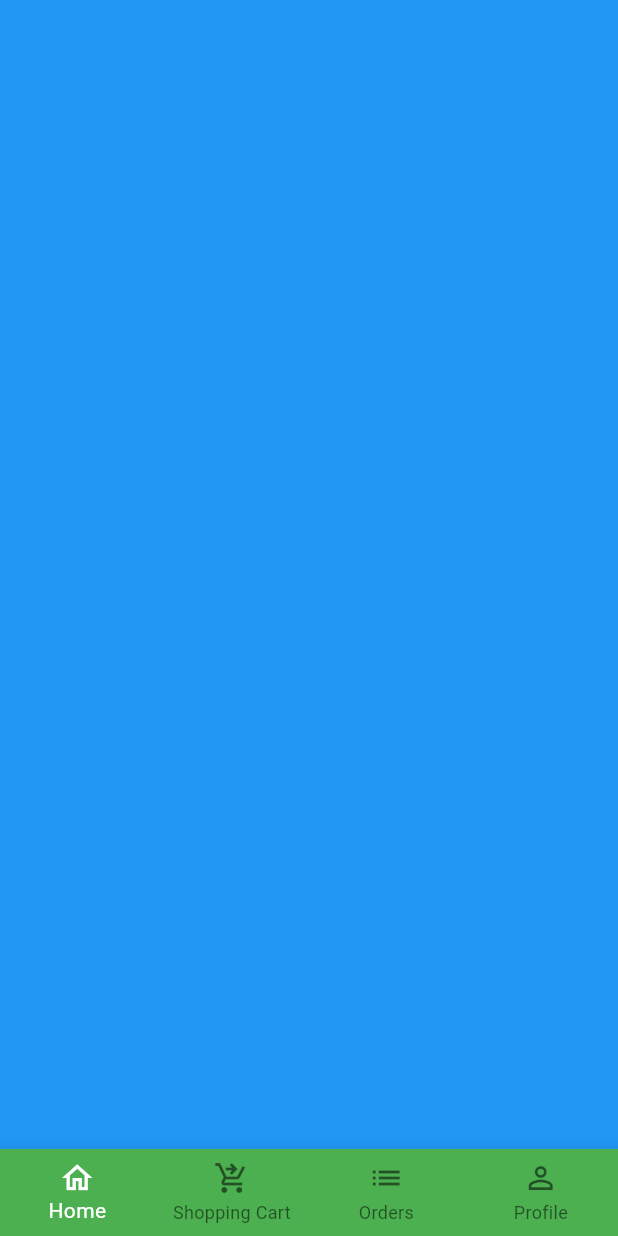
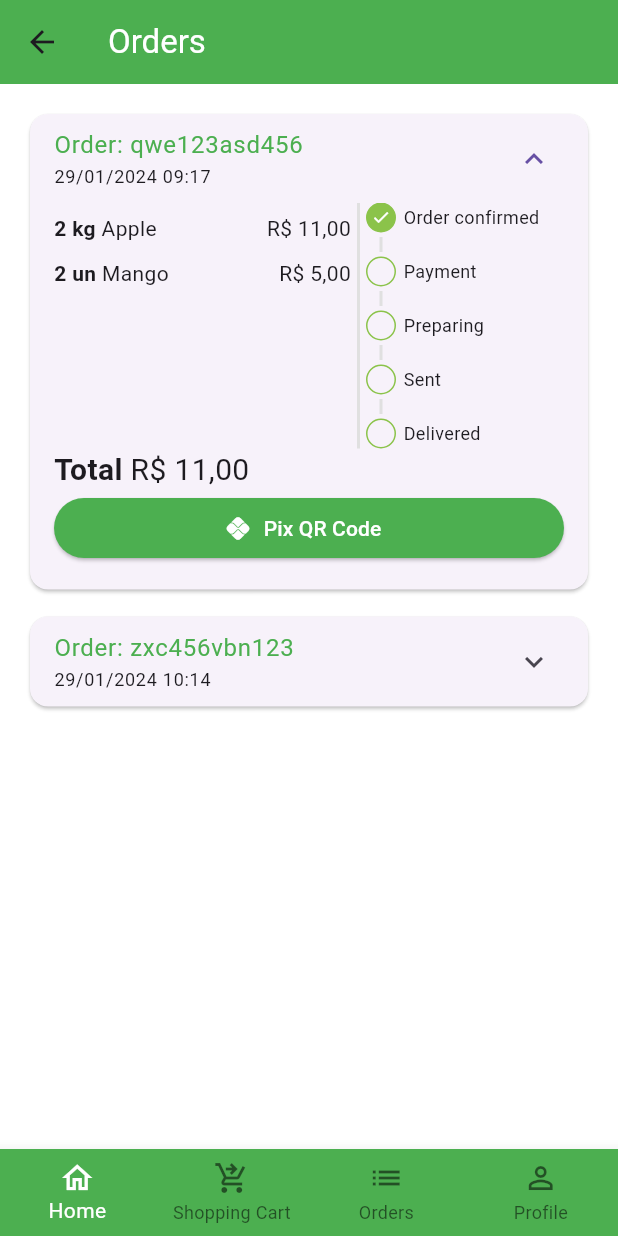
Before and after one commit to aliciabat/greengrocer, a Flutter app: the BaseScreen screen opened directly, swiped to page 3, on a phone screen of 412 x 824 dp. Run offline on Flutter 3.47's test engine with Material 3 defaults, Android fonts, the phone set to English and light mode, and no system bars; our stand-ins replace animated_text_kit, mask_text_input_formatter, qr_flutter.

Commit message:
feat: order screen

```diff
--- a/lib/src/config/app_data.dart
+++ b/lib/src/config/app_data.dart
@@ -1,5 +1,6 @@
 import 'package:greengrocer/src/models/cart_item_model.dart';
 import 'package:greengrocer/src/models/item_model.dart';
+import 'package:greengrocer/src/models/order_model.dart';
 import 'package:greengrocer/src/models/user_model.dart';
 
 ItemModel apple = ItemModel(
@@ -32,7 +33,7 @@ ItemModel guava = ItemModel(
 ItemModel kiwi = ItemModel(
   itemName: 'Kiwi',
   imgUrl: 'assets/fruits/kiwi.png',
-  unit: 'kg',
+  unit: 'un',
   price: 2.5,
   description:
       'The best kiwi in the region and the best price of any grocery store. This item has essential vitamins for strengthening the body, resulting in a healthy life.',
@@ -41,7 +42,7 @@ ItemModel kiwi = ItemModel(
 ItemModel mango = ItemModel(
   itemName: 'Mango',
   imgUrl: 'assets/fruits/mango.png',
-  unit: 'kg',
+  unit: 'un',
   price: 2.5,
   description:
       'The best mango in the region and the best price of any grocery store. This item has essential vitamins for strengthening the body, resulting in a healthy life.',
@@ -95,3 +96,29 @@ UserModel user = UserModel(
   cpf: '999.999.999-99',
   password: '',
 );
+
+List<OrderModel> orders = [
+  OrderModel(
+    id: 'qwe123asd456',
+    createdDateTime: DateTime.parse('2024-01-29 09:17:33.843'),
+    overdueDateTime: DateTime.parse('2025-01-29 10:17:33.843'),
+    items: [
+      CartItemModel(item: apple, quantity: 2),
+      CartItemModel(item: mango, quantity: 2),
+    ],
+    status: 'pending_payment',
+    copyAndPaste: 'q1w2e3r4t5',
+    total: 11.0,
+  ),
+  OrderModel(
+    id: 'zxc456vbn123',
+    createdDateTime: DateTime.parse('2024-01-29 10:14:45.177'),
+    overdueDateTime: DateTime.parse('2025-01-29 11:14:45.177'),
+    items: [
+      CartItemModel(item: guava, quantity: 1),
+    ],
+    status: 'delivered',
+    copyAndPaste: 'q1w2e3r4t5',
+    total: 11.5,
+  ),
+];
--- /dev/null
+++ b/lib/src/models/order_model.dart
@@ -0,0 +1,21 @@
+import 'package:greengrocer/src/models/cart_item_model.dart';
+
+class OrderModel {
+  OrderModel({
+    required this.id,
+    required this.createdDateTime,
+    required this.overdueDateTime,
+    required this.items,
+    required this.status,
+    required this.copyAndPaste,
+    required this.total,
+  });
+
+  String id;
+  DateTime createdDateTime;
+  DateTime overdueDateTime;
+  List<CartItemModel> items;
+  String status;
+  String copyAndPaste;
+  double total;
+}
--- a/lib/src/pages/base/base_screen.dart
+++ b/lib/src/pages/base/base_screen.dart
@@ -1,6 +1,7 @@
 import 'package:flutter/material.dart';
 import 'package:greengrocer/src/pages/cart/cart_tab.dart';
 import 'package:greengrocer/src/pages/home/home_tab.dart';
+import 'package:greengrocer/src/pages/orders/orders_tab.dart';
 import 'package:greengrocer/src/pages/profile/profile_tab.dart';
 
 class BaseScreen extends StatefulWidget {
@@ -20,10 +21,10 @@ class _BaseScreenState extends State<BaseScreen> {
       body: PageView(
         physics: const NeverScrollableScrollPhysics(),
         controller: pageController,
-        children: [
-          const HomeTab(),
+        children: const [
+          HomeTab(),
           CartTab(),
-          Container(color: Colors.blue),
+          OrdersTab(),
           ProfileTab(),
         ],
       ),
--- a/lib/src/pages/cart/cart_tab.dart
+++ b/lib/src/pages/cart/cart_tab.dart
@@ -2,6 +2,7 @@ import 'package:flutter/material.dart';
 import 'package:greengrocer/src/config/custom_colors.dart';
 import 'package:greengrocer/src/models/cart_item_model.dart';
 import 'package:greengrocer/src/pages/cart/components/cart_tile.dart';
+import 'package:greengrocer/src/pages/common_widgets/payment_dialog.dart';
 import 'package:greengrocer/src/services/utils_services.dart';
 import 'package:greengrocer/src/config/app_data.dart' as appData;
 
@@ -87,6 +88,16 @@ class _CartTabState extends State<CartTab> {
                   child: ElevatedButton(
                     onPressed: () async {
                       bool? result = await showOrderConfirmation();
+                      if (result ?? false) {
+                        showDialog(
+                          context: context,
+                          builder: (_) {
+                            return PaymentDialog(
+                              order: appData.orders.first,
+                            );
+                          },
+                        );
+                      }
                     },
                     style: ElevatedButton.styleFrom(
                       shape: RoundedRectangleBorder(
--- /dev/null
+++ b/lib/src/pages/common_widgets/payment_dialog.dart
@@ -0,0 +1,91 @@
+import 'package:flutter/material.dart';
+import 'package:greengrocer/src/models/order_model.dart';
+import 'package:greengrocer/src/services/utils_services.dart';
+import 'package:qr_flutter/qr_flutter.dart';
+
+class PaymentDialog extends StatelessWidget {
+  PaymentDialog({
+    super.key,
+    required this.order,
+  });
+
+  final OrderModel order;
+  final UtilsServices utilsServices = UtilsServices();
+
+  @override
+  Widget build(BuildContext context) {
+    return Dialog(
+      child: Stack(
+        alignment: Alignment.center,
+        children: [
+          Padding(
+            padding: const EdgeInsets.all(8.0),
+            child: Column(
+              mainAxisSize: MainAxisSize.min,
+              children: [
+                const Padding(
+                  padding: EdgeInsets.symmetric(vertical: 10),
+                  child: Text(
+                    'Pix Payment',
+                    style: TextStyle(
+                      fontWeight: FontWeight.bold,
+                      fontSize: 18,
+                    ),
+                  ),
+                ),
+                // QR Code
+                QrImageView(
+                  data: '1234567890',
+                  size: 200,
+                ),
+                // Expire
+                Text(
+                  'Expire date: ${utilsServices.formatDateTime(order.overdueDateTime)}',
+                  style: const TextStyle(
+                    fontSize: 12,
+                  ),
+                ),
+                // Total
+                Text(
+                  'Total: ${utilsServices.priceToCurrency(order.total)}',
+                  style: const TextStyle(
+                    fontSize: 17,
+                    fontWeight: FontWeight.bold,
+                  ),
+                ),
+                // Copy & paste
+                OutlinedButton.icon(
+                  onPressed: () {},
+                  style: OutlinedButton.styleFrom(
+                    side: const BorderSide(
+                      color: Colors.green,
+                      width: 2,
+                    ),
+                  ),
+                  icon: const Icon(
+                    Icons.copy,
+                    color: Colors.green,
+                  ),
+                  label: const Text(
+                    'Copy Pix code',
+                    style: TextStyle(fontSize: 13, color: Colors.green),
+                  ),
+                ),
+              ],
+            ),
+          ),
+          Positioned(
+            top: 0,
+            right: 0,
+            child: IconButton(
+              onPressed: () {
+                Navigator.pop(context);
+              },
+              icon: const Icon(Icons.close),
+            ),
+          ),
+        ],
+      ),
+    );
+  }
+}
--- /dev/null
+++ b/lib/src/pages/orders/components/order_status_widget.dart
@@ -0,0 +1,138 @@
+import 'package:flutter/material.dart';
+import 'package:greengrocer/src/config/custom_colors.dart';
+
+class OrderStatusWidget extends StatelessWidget {
+  OrderStatusWidget({
+    super.key,
+    required this.status,
+    required this.isOverdue,
+  });
+
+  final String status;
+  final bool isOverdue;
+
+  final Map<String, int> allStatus = <String, int>{
+    'pending_payment': 0,
+    'refunded': 1,
+    'paid': 2,
+    'preparing_purchase': 3,
+    'shipping': 4,
+    'delivered': 5,
+  };
+
+  int get currentStatus => allStatus[status]!;
+
+  @override
+  Widget build(BuildContext context) {
+    return Column(
+      crossAxisAlignment: CrossAxisAlignment.start,
+      children: [
+        const _StatusDot(
+          isActive: true,
+          title: 'Order confirmed',
+        ),
+        const _CustomDivider(),
+        if (currentStatus == 1) ...[
+          const _StatusDot(
+            isActive: true,
+            title: 'Payment refunded',
+            backgroundColor: Colors.orange,
+          ),
+        ] else if (isOverdue) ...[
+          const _StatusDot(
+            isActive: true,
+            title: 'Payment expired',
+            backgroundColor: Colors.red,
+          ),
+        ] else ...[
+          _StatusDot(
+            isActive: currentStatus >= 2,
+            title: 'Payment',
+          ),
+          const _CustomDivider(),
+          _StatusDot(
+            isActive: currentStatus >= 3,
+            title: 'Preparing',
+          ),
+          const _CustomDivider(),
+          _StatusDot(
+            isActive: currentStatus >= 4,
+            title: 'Sent',
+          ),
+          const _CustomDivider(),
+          _StatusDot(
+            isActive: currentStatus == 5,
+            title: 'Delivered',
+          )
+        ],
+      ],
+    );
+  }
+}
+
+class _CustomDivider extends StatelessWidget {
+  const _CustomDivider({super.key});
+
+  @override
+  Widget build(BuildContext context) {
+    return Container(
+      margin: const EdgeInsets.symmetric(horizontal: 9, vertical: 3),
+      height: 10,
+      width: 2,
+      color: Colors.grey.shade300,
+    );
+  }
+}
+
+class _StatusDot extends StatelessWidget {
+  const _StatusDot({
+    super.key,
+    required this.isActive,
+    required this.title,
+    this.backgroundColor,
+  });
+
+  final bool isActive;
+  final String title;
+  final Color? backgroundColor;
+
+  @override
+  Widget build(BuildContext context) {
+    return Row(
+      children: [
+        // Dot
+        Container(
+          alignment: Alignment.center,
+          height: 20,
+          width: 20,
+          decoration: BoxDecoration(
+            shape: BoxShape.circle,
+            border: Border.all(
+              color: CustomColors.customSwatchColor,
+            ),
+            color: isActive
+                ? backgroundColor ?? CustomColors.customSwatchColor
+                : Colors.transparent,
+          ),
+          child: isActive
+              ? const Icon(
+                  Icons.check,
+                  size: 13,
+                  color: Colors.white,
+                )
+              : const SizedBox.shrink(),
+        ),
+        const SizedBox(
+          width: 5,
+        ),
+        // Text
+        Expanded(
+          child: Text(
+            title,
+            style: const TextStyle(fontSize: 12),
+          ),
+        ),
+      ],
+    );
+  }
+}
--- /dev/null
+++ b/lib/src/pages/orders/components/order_tile.dart
@@ -0,0 +1,158 @@
+import 'package:flutter/material.dart';
+import 'package:greengrocer/src/models/cart_item_model.dart';
+import 'package:greengrocer/src/models/order_model.dart';
+import 'package:greengrocer/src/pages/common_widgets/payment_dialog.dart';
+import 'package:greengrocer/src/pages/orders/components/order_status_widget.dart';
+import 'package:greengrocer/src/services/utils_services.dart';
+
+class OrderTile extends StatelessWidget {
+  OrderTile({
+    super.key,
+    required this.order,
+  });
+
+  final OrderModel order;
+  final UtilsServices utilsServices = UtilsServices();
+
+  @override
+  Widget build(BuildContext context) {
+    return Card(
+      child: Theme(
+        data: Theme.of(context).copyWith(
+          dividerColor: Colors.transparent,
+        ),
+        child: ExpansionTile(
+          initiallyExpanded: order.status == 'pending_payment',
+          title: Column(
+            mainAxisSize: MainAxisSize.min,
+            crossAxisAlignment: CrossAxisAlignment.start,
+            children: [
+              Text(
+                'Order: ${order.id}',
+                style: const TextStyle(color: Colors.green),
+              ),
+              Text(
+                utilsServices.formatDateTime(order.createdDateTime),
+                style: const TextStyle(fontSize: 12),
+              ),
+            ],
+          ),
+          childrenPadding: const EdgeInsets.fromLTRB(16, 0, 16, 16),
+          expandedCrossAxisAlignment: CrossAxisAlignment.stretch,
+          children: [
+            IntrinsicHeight(
+              child: Row(
+                children: [
+                  Expanded(
+                    flex: 3,
+                    child: SizedBox(
+                      height: 150,
+                      child: ListView(
+                        children: order.items.map((orderItem) {
+                          return _OrderItemWidget(
+                            utilsServices: utilsServices,
+                            orderItem: orderItem,
+                          );
+                        }).toList(),
+                      ),
+                    ),
+                  ),
+                  VerticalDivider(
+                    color: Colors.grey.shade300,
+                    thickness: 2,
+                    width: 10,
+                  ),
+                  Expanded(
+                    flex: 2,
+                    child: OrderStatusWidget(
+                      status: order.status,
+                      isOverdue: order.overdueDateTime.isBefore(DateTime.now()),
+                    ),
+                  ),
+                ],
+              ),
+            ),
+            // Total
+            Text.rich(
+              TextSpan(
+                style: const TextStyle(
+                  fontSize: 20,
+                ),
+                children: [
+                  const TextSpan(
+                    text: 'Total ',
+                    style: TextStyle(
+                      fontWeight: FontWeight.bold,
+                    ),
+                  ),
+                  TextSpan(
+                    text: utilsServices.priceToCurrency(order.total),
+                  ),
+                ],
+              ),
+            ),
+            // Payment
+            Visibility(
+              visible: order.status == 'pending_payment',
+              child: ElevatedButton.icon(
+                onPressed: () {
+                  showDialog(
+                    context: context,
+                    builder: (_) {
+                      return PaymentDialog(
+                        order: order,
+                      );
+                    },
+                  );
+                },
+                style: ElevatedButton.styleFrom(
+                  backgroundColor: Colors.green,
+                ),
+                icon: const Icon(
+                  Icons.pix,
+                  color: Colors.white,
+                ),
+                label: const Text(
+                  'Pix QR Code',
+                  style: TextStyle(color: Colors.white),
+                ),
+              ),
+            ),
+          ],
+        ),
+      ),
+    );
+  }
+}
+
+class _OrderItemWidget extends StatelessWidget {
+  const _OrderItemWidget({
+    super.key,
+    required this.utilsServices,
+    required this.orderItem,
+  });
+
+  final UtilsServices utilsServices;
+  final CartItemModel orderItem;
+
+  @override
+  Widget build(BuildContext context) {
+    return Padding(
+      padding: const EdgeInsets.only(bottom: 10),
+      child: Row(
+        children: [
+          Text(
+            '${orderItem.quantity} ${orderItem.item.unit} ',
+            style: const TextStyle(
+              fontWeight: FontWeight.bold,
+            ),
+          ),
+          Expanded(child: Text(orderItem.item.itemName)),
+          Text(
+            utilsServices.priceToCurrency(orderItem.totalPrice()),
+          ),
+        ],
+      ),
+    );
+  }
+}
--- /dev/null
+++ b/lib/src/pages/orders/orders_tab.dart
@@ -0,0 +1,31 @@
+import 'package:flutter/material.dart';
+import 'package:greengrocer/src/config/app_data.dart' as appData;
+import 'package:greengrocer/src/pages/orders/components/order_tile.dart';
+
+class OrdersTab extends StatelessWidget {
+  const OrdersTab({super.key});
+
+  @override
+  Widget build(BuildContext context) {
+    return Scaffold(
+      appBar: AppBar(
+        title: const Text(
+          'Orders',
+          style: TextStyle(
+            color: Colors.white,
+          ),
+        ),
+        backgroundColor: Colors.green,
+      ),
+      body: ListView.separated(
+        padding: const EdgeInsets.all(16),
+        physics: const BouncingScrollPhysics(),
+        itemBuilder: (_, index) => OrderTile(
+          order: appData.orders[index],
+        ),
+        separatorBuilder: (_, index) => const SizedBox(height: 10),
+        itemCount: appData.orders.length,
+      ),
+    );
+  }
+}
--- a/lib/src/services/utils_services.dart
+++ b/lib/src/services/utils_services.dart
@@ -1,8 +1,15 @@
 import 'package:intl/intl.dart';
+import 'package:intl/date_symbol_data_local.dart';
 
 class UtilsServices {
   String priceToCurrency(double price) {
     NumberFormat numberFormat = NumberFormat.simpleCurrency(locale: 'pt_BR');
     return numberFormat.format(price);
   }
+
+  String formatDateTime(DateTime dateTime) {
+    initializeDateFormatting();
+    DateFormat dateFormat = DateFormat.yMd('pt_BR').add_Hm();
+    return dateFormat.format(dateTime);
+  }
 }
--- a/pubspec.yaml
+++ b/pubspec.yaml
@@ -38,6 +38,7 @@ dependencies:
   animated_text_kit: ^4.2.2
   mask_text_input_formatter: ^2.8.0
   intl: ^0.19.0
+  qr_flutter: ^4.1.0
 
 dev_dependencies:
   flutter_test:
```
Also changed, not shown: pubspec.lock.
